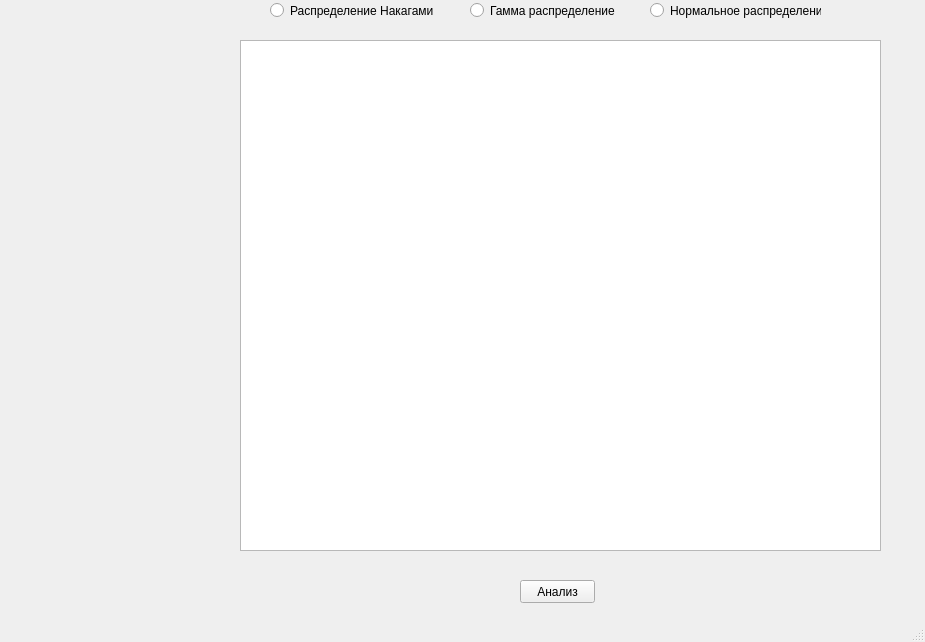
Old version of the form untitled.ui in the repository ShipilovS/signal_distribution.
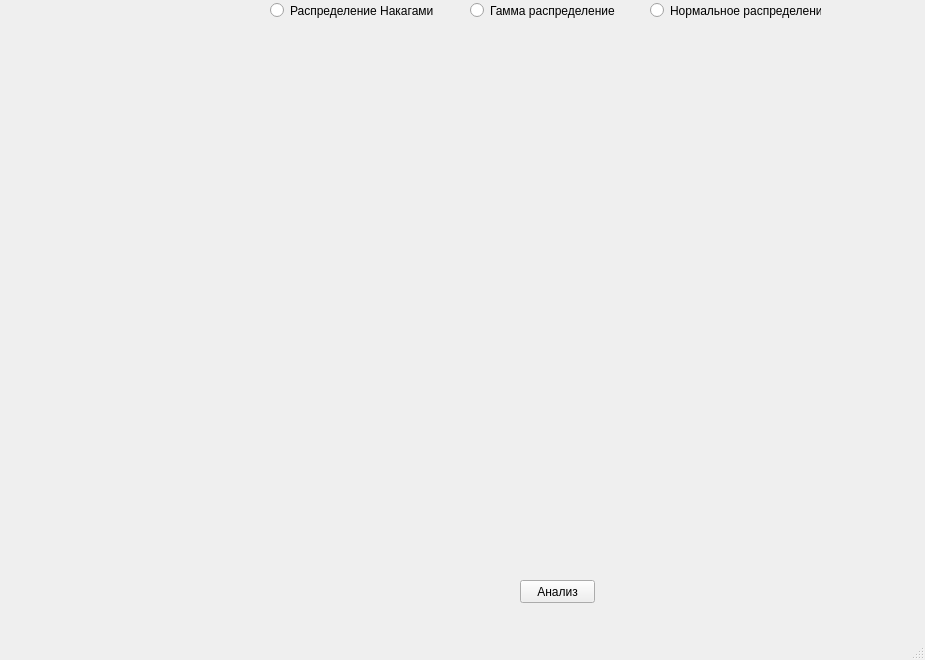
New version of the form.

```diff
--- a/untitled.ui
+++ b/untitled.ui
@@ -7,7 +7,7 @@
     <x>0</x>
     <y>0</y>
     <width>925</width>
-    <height>642</height>
+    <height>660</height>
    </rect>
   </property>
   <property name="windowTitle">
@@ -53,16 +53,6 @@
      <string>Анализ</string>
     </property>
    </widget>
-   <widget class="QGraphicsView" name="graphicsView">
-    <property name="geometry">
-     <rect>
-      <x>240</x>
-      <y>40</y>
-      <width>641</width>
-      <height>511</height>
-     </rect>
-    </property>
-   </widget>
    <widget class="QRadioButton" name="radioButton_3">
     <property name="geometry">
      <rect>
@@ -76,6 +66,16 @@
      <string>Нормальное распределение</string>
     </property>
    </widget>
+   <widget class="QWidget" name="widget" native="true">
+    <property name="geometry">
+     <rect>
+      <x>270</x>
+      <y>50</y>
+      <width>621</width>
+      <height>491</height>
+     </rect>
+    </property>
+   </widget>
   </widget>
   <widget class="QMenuBar" name="menubar">
    <property name="geometry">
```
